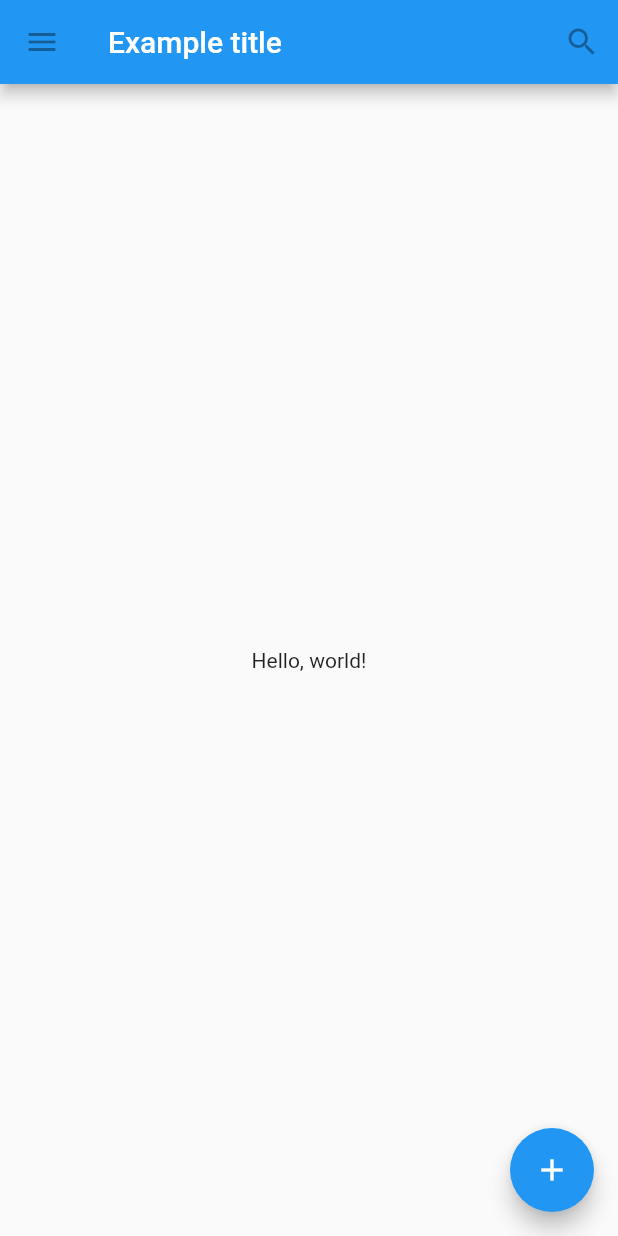
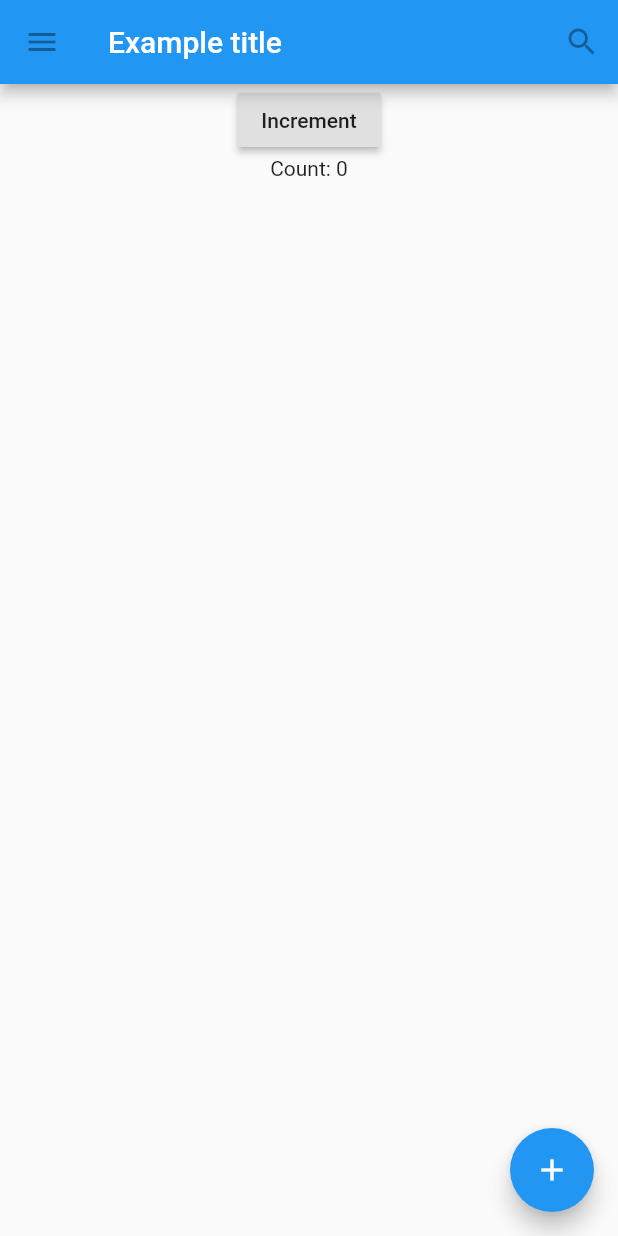
Before and after one commit to guillermo-salgado/flutter_learning, a Flutter app: the screen it shows after launch, on a phone screen of 412 x 824 dp. Run offline on Flutter 3.47's test engine with Material 2 defaults, Android fonts, the phone set to English and light mode, and no system bars.

Commit message:
Implementing counter on button pressed.

```diff
--- a/lib/main.dart
+++ b/lib/main.dart
@@ -29,7 +29,7 @@ class TutorialHome extends StatelessWidget {
       ),
       // body is the majority of the screen.
       body: Center(
-        child: Text('Hello, world!'),
+        child: Counter(),
       ),
       floatingActionButton: FloatingActionButton(
         tooltip: 'Add', // used by assistive technologies
@@ -41,3 +41,51 @@ class TutorialHome extends StatelessWidget {
     );
   }
 }
+
+class CounterDisplay extends StatelessWidget {
+  CounterDisplay({this.count});
+
+  final int count;
+
+  @override
+  Widget build(BuildContext context) {
+    return Text('Count: $count');
+  }
+}
+
+class CounterIncrementor extends StatelessWidget {
+  CounterIncrementor({this.onPressed});
+
+  final VoidCallback onPressed;
+
+  @override
+  Widget build(BuildContext context) {
+    return RaisedButton(
+      onPressed: onPressed,
+      child: Text('Increment'),
+    );
+  }
+}
+
+class Counter extends StatefulWidget {
+  @override
+  _CounterState createState() => _CounterState();
+}
+
+class _CounterState extends State<Counter> {
+  int _counter = 0;
+
+  void _increment() {
+    setState(() {
+      ++_counter;
+    });
+  }
+
+  @override
+  Widget build(BuildContext context) {
+    return Column(children: <Widget>[
+      CounterIncrementor(onPressed: _increment),
+      CounterDisplay(count: _counter),
+    ]);
+  }
+}
```
